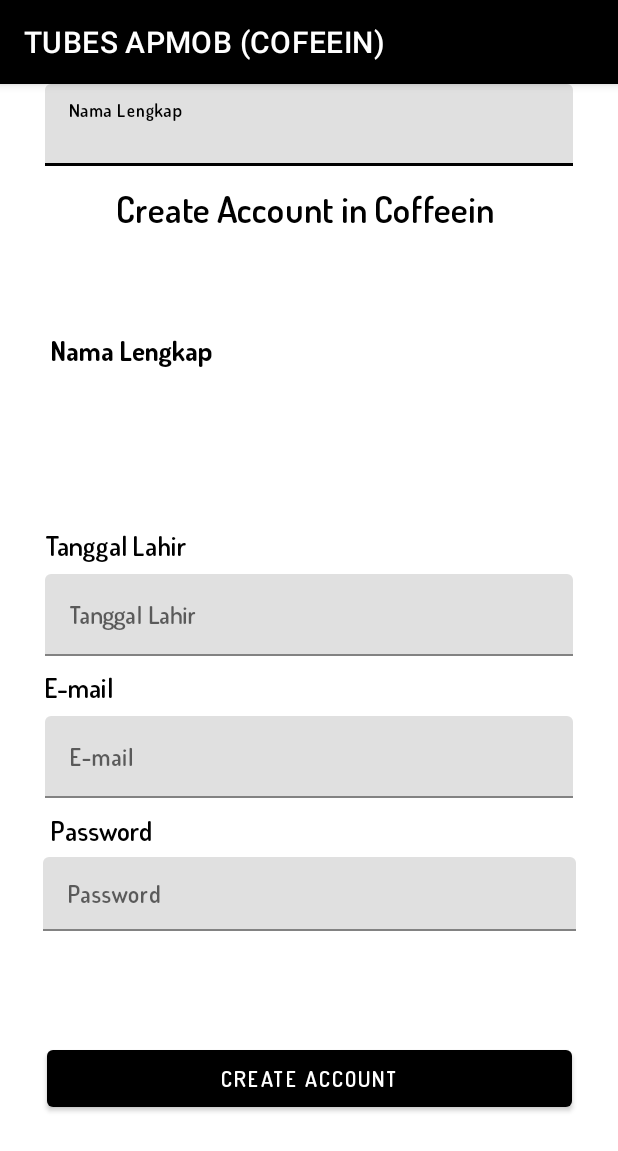
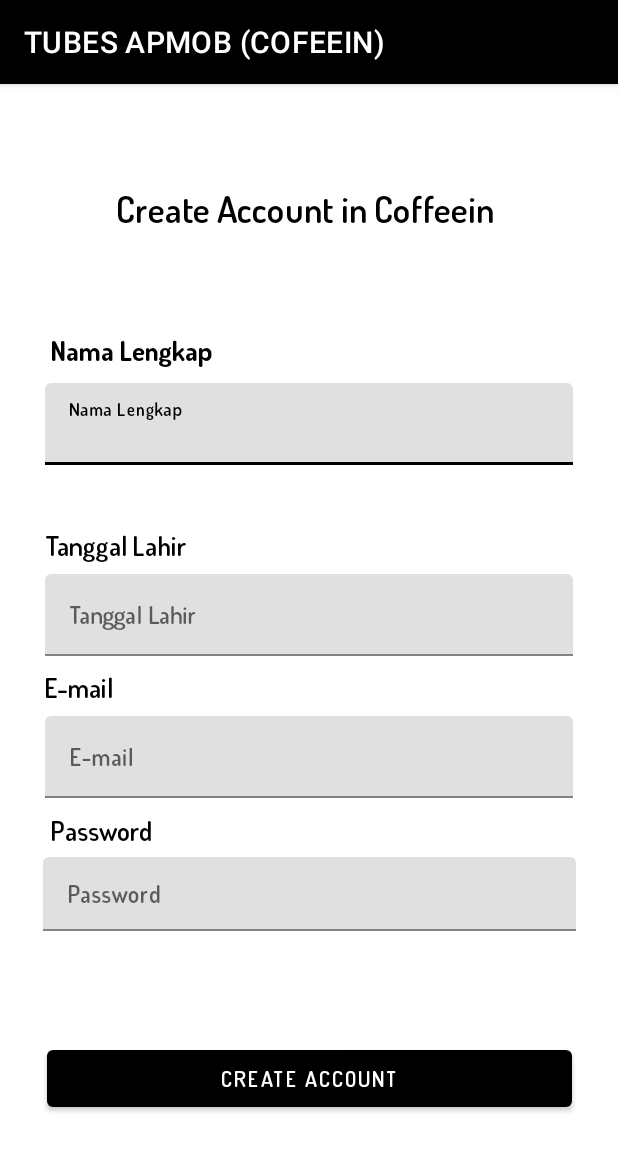
Before and after one commit to adinenayla/TUBESAPMOBCOFEEIN, an Android app: the Daftar screen opened directly, with no data from a screen before it, on a phone screen of 412 x 824 dp. Shown: the top 1151 px of the screen. Run offline under Robolectric (Android 15) with nearby library versions, the phone set to English and light mode, and no system bars; our stand-ins replace Firebase (no records; nobody signed in at launch, a user with empty details on screens opened directly).

Commit message:
udah sampe create account(dibenerin  nama lengkap)

```diff
--- a/app/src/main/java/com/example/tubesapmobcofeein/Daftar.kt
+++ b/app/src/main/java/com/example/tubesapmobcofeein/Daftar.kt
@@ -16,6 +16,7 @@
     private lateinit var auth: FirebaseAuth
     override fun onCreate(savedInstanceState: Bundle?) {
         super.onCreate(savedInstanceState)
+        setContentView(R.layout.create_account)
         // Initialize Firebase Auth
         auth = Firebase.auth
         val btn = findViewById<Button>(R.id.btnca)
@@ -39,6 +40,5 @@
                     }
                 }
         }
-        setContentView(R.layout.create_account)
     }
 }
--- a/app/src/main/res/layout/create_account.xml
+++ b/app/src/main/res/layout/create_account.xml
@@ -26,11 +26,12 @@
         android:layout_height="wrap_content"
         android:layout_marginStart="30dp"
         android:layout_marginLeft="30dp"
+        android:layout_marginTop="10dp"
         android:layout_marginEnd="30dp"
         android:layout_marginRight="30dp"
         app:layout_constraintEnd_toEndOf="parent"
         app:layout_constraintStart_toStartOf="parent"
-        tools:layout_editor_absoluteY="195dp"
+        app:layout_constraintTop_toBottomOf="@+id/tvnama"
         tools:ignore="MissingConstraints">
 
         <com.google.android.material.textfield.TextInputEditText
```
